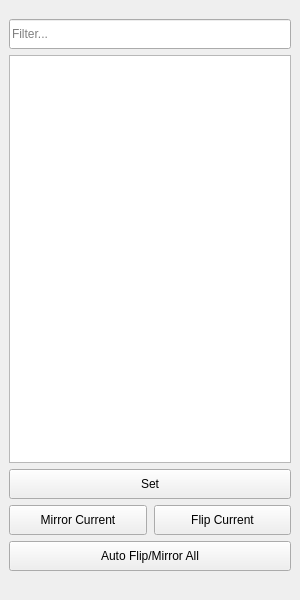
This is gameFace/ui/designer/sdk.ui in DDDonzy/d_maya as Qt 5 draws it before an edit. The edited form follows.
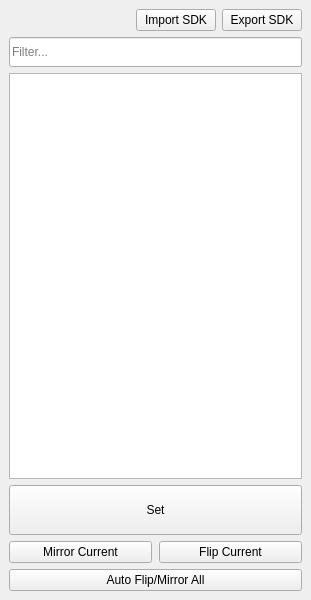
This is the edited form.

The edit to the form file:
```diff
--- a/gameFace/ui/designer/sdk.ui
+++ b/gameFace/ui/designer/sdk.ui
@@ -6,7 +6,7 @@
    <rect>
     <x>0</x>
     <y>0</y>
-    <width>300</width>
+    <width>311</width>
     <height>600</height>
    </rect>
   </property>
@@ -22,20 +22,62 @@
   <widget class="QWidget" name="centralwidget">
    <layout class="QVBoxLayout" name="verticalLayout">
     <item>
-     <spacer name="verticalSpacer_2">
-      <property name="orientation">
-       <enum>Qt::Vertical</enum>
-      </property>
-      <property name="sizeType">
-       <enum>QSizePolicy::Minimum</enum>
-      </property>
-      <property name="sizeHint" stdset="0">
-       <size>
-        <width>10</width>
-        <height>10</height>
-       </size>
-      </property>
-     </spacer>
+     <layout class="QHBoxLayout" name="horizontalLayout">
+      <item>
+       <spacer name="horizontalSpacer">
+        <property name="orientation">
+         <enum>Qt::Horizontal</enum>
+        </property>
+        <property name="sizeHint" stdset="0">
+         <size>
+          <width>40</width>
+          <height>20</height>
+         </size>
+        </property>
+       </spacer>
+      </item>
+      <item>
+       <widget class="QPushButton" name="bt_importSDK">
+        <property name="enabled">
+         <bool>true</bool>
+        </property>
+        <property name="sizePolicy">
+         <sizepolicy hsizetype="Fixed" vsizetype="Fixed">
+          <horstretch>0</horstretch>
+          <verstretch>0</verstretch>
+         </sizepolicy>
+        </property>
+        <property name="maximumSize">
+         <size>
+          <width>16777215</width>
+          <height>30</height>
+         </size>
+        </property>
+        <property name="baseSize">
+         <size>
+          <width>0</width>
+          <height>0</height>
+         </size>
+        </property>
+        <property name="text">
+         <string>Import SDK</string>
+        </property>
+       </widget>
+      </item>
+      <item>
+       <widget class="QPushButton" name="bt_exportSDK">
+        <property name="maximumSize">
+         <size>
+          <width>16777215</width>
+          <height>30</height>
+         </size>
+        </property>
+        <property name="text">
+         <string>Export SDK</string>
+        </property>
+       </widget>
+      </item>
+     </layout>
     </item>
     <item>
      <widget class="QLineEdit" name="lineEdit_filter">
@@ -57,14 +99,14 @@
      </widget>
     </item>
     <item>
-     <widget class="QListView" name="listVive"/>
+     <widget class="QListWidget" name="listWidget"/>
     </item>
     <item>
      <widget class="QPushButton" name="bt_set">
       <property name="minimumSize">
        <size>
         <width>0</width>
-        <height>30</height>
+        <height>50</height>
        </size>
       </property>
       <property name="text">
@@ -88,7 +130,7 @@
         <property name="minimumSize">
          <size>
           <width>0</width>
-          <height>30</height>
+          <height>0</height>
          </size>
         </property>
         <property name="text">
@@ -101,7 +143,7 @@
         <property name="minimumSize">
          <size>
           <width>0</width>
-          <height>30</height>
+          <height>0</height>
          </size>
         </property>
         <property name="text">
@@ -116,7 +158,7 @@
       <property name="minimumSize">
        <size>
         <width>0</width>
-        <height>30</height>
+        <height>0</height>
        </size>
       </property>
       <property name="text">
@@ -124,22 +166,6 @@
       </property>
      </widget>
     </item>
-    <item>
-     <spacer name="verticalSpacer">
-      <property name="orientation">
-       <enum>Qt::Vertical</enum>
-      </property>
-      <property name="sizeType">
-       <enum>QSizePolicy::Fixed</enum>
-      </property>
-      <property name="sizeHint" stdset="0">
-       <size>
-        <width>20</width>
-        <height>20</height>
-       </size>
-      </property>
-     </spacer>
-    </item>
    </layout>
   </widget>
   <action name="actionImport_SDK">
```
Left out of the diff: 2 changed lines with no effect on the pictures.
